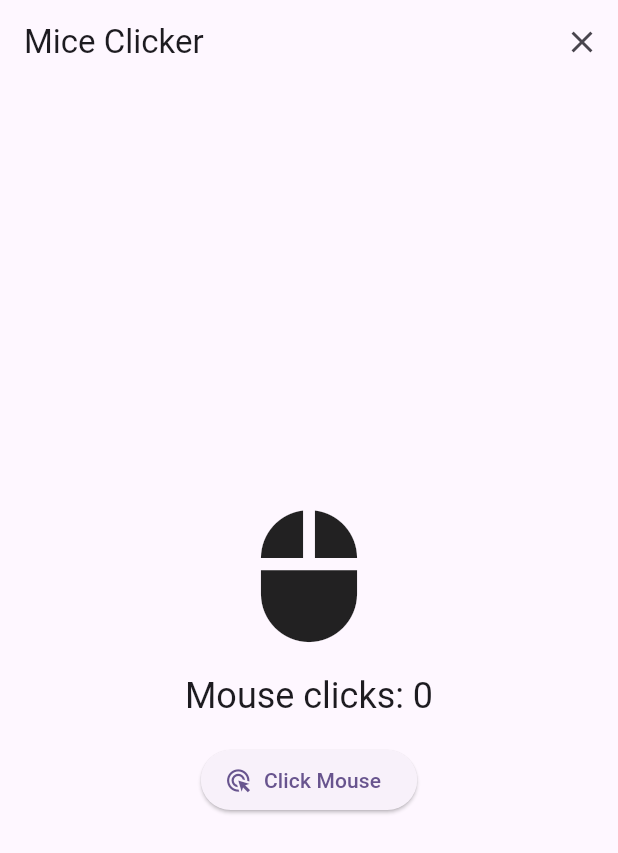
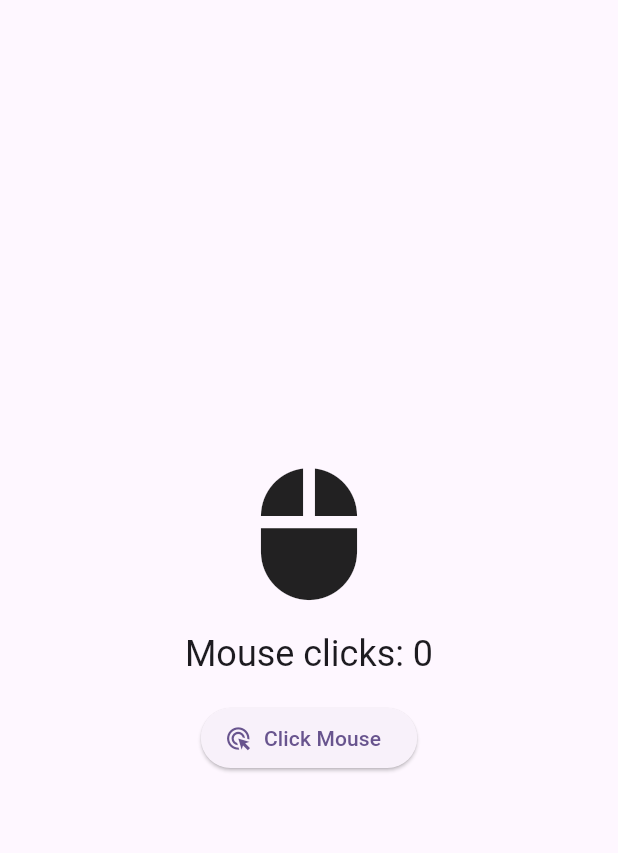
Before and after one commit to wlitton/cat-app, a Flutter app: the MiceClickerScreen screen opened directly, on a phone screen of 412 x 824 dp. Shown: the top 853 px of the screen. Run offline on Flutter 3.47's test engine with Material 3 defaults, Android fonts, the phone set to English and light mode, and no system bars.

Commit message:
Remove top settings bar from mice clicker screen

```diff
--- a/lib/main.dart
+++ b/lib/main.dart
@@ -102,17 +102,6 @@ class _MiceClickerScreenState extends State<MiceClickerScreen> {
   @override
   Widget build(BuildContext context) {
     return Scaffold(
-      appBar: AppBar(
-        automaticallyImplyLeading: false,
-        title: const Text('Mice Clicker'),
-        actions: [
-          IconButton(
-            tooltip: 'Close',
-            icon: const Icon(Icons.close),
-            onPressed: () => Navigator.of(context).pop(),
-          ),
-        ],
-      ),
       body: Center(
         child: Column(
           mainAxisSize: MainAxisSize.min,
```
